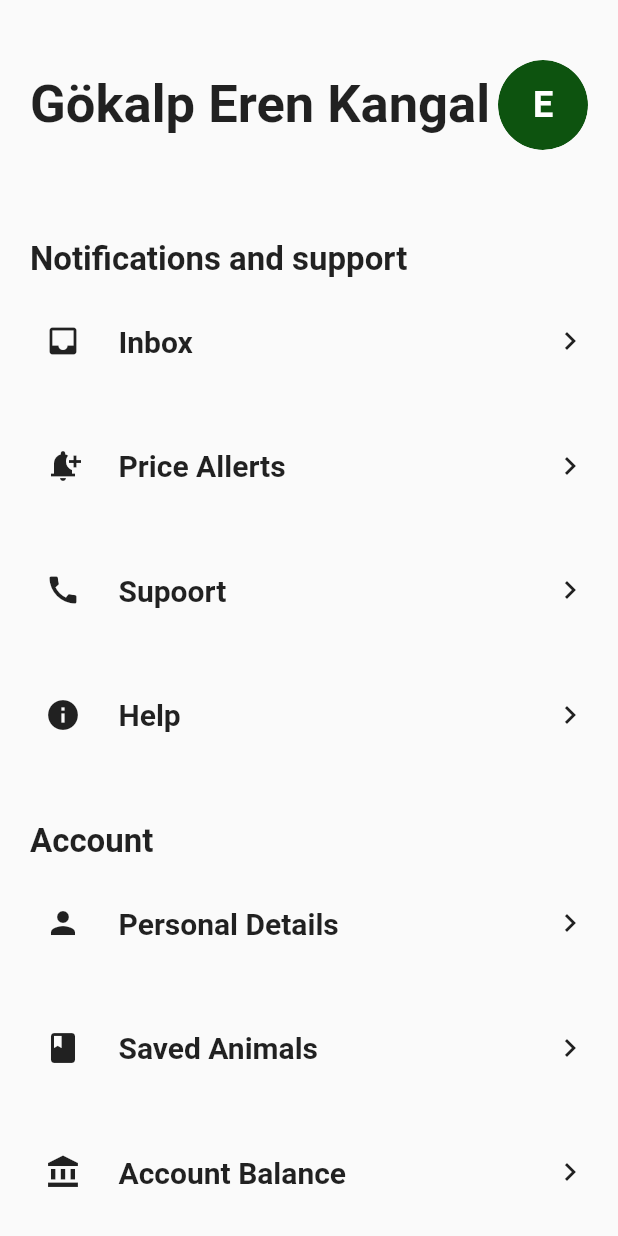
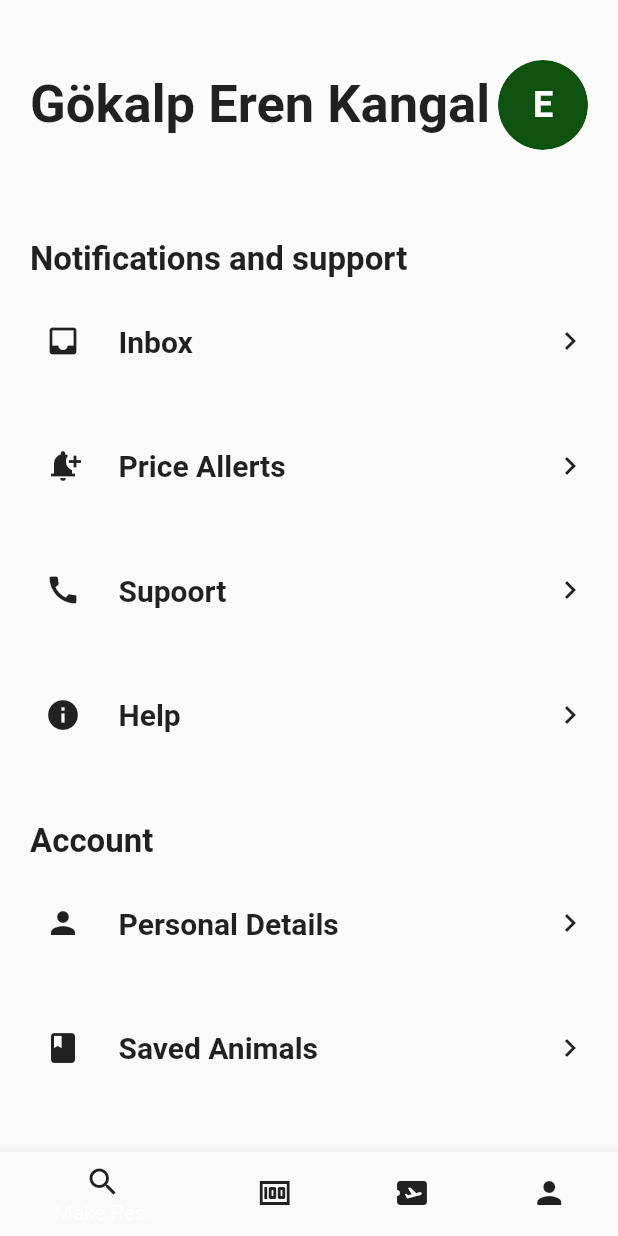
Before and after one commit to aysealmaci/Pet-Hotel, a Flutter app: the ProfileScreen screen opened directly, on a phone screen of 412 x 824 dp. Run offline on Flutter 3.47's test engine with Material 2 defaults, Android fonts, the phone set to English and light mode, and no system bars; our stand-ins replace table_calendar.

Commit message:
Update profile_screen.dart

```diff
--- a/pet_hotel/lib/screens/profile_screen.dart
+++ b/pet_hotel/lib/screens/profile_screen.dart
@@ -9,6 +9,27 @@ class ProfileScreen extends StatelessWidget {
   @override
   Widget build(BuildContext context) {
     return Scaffold(
+            bottomNavigationBar: BottomNavigationBar(items: [
+        BottomNavigationBarItem(
+          icon: Icon(Icons.search, color: Colors.grey.shade900),
+          label: 'Make Res.',
+        ),
+        BottomNavigationBarItem(
+          icon: Icon(Icons.money, color: Colors.grey.shade900),
+          label: 'Deals',
+        ),
+        BottomNavigationBarItem(
+          icon: Icon(Icons.airplane_ticket, color: Colors.grey.shade900),
+          label: 'My Res.',
+        ),
+        BottomNavigationBarItem(
+          icon: Icon(
+            Icons.person,
+            color: Colors.grey.shade900,
+          ),
+          label: 'Profile',
+        ),
+      ]),
       body: Column(
         children: [
           SizedBox(
```
